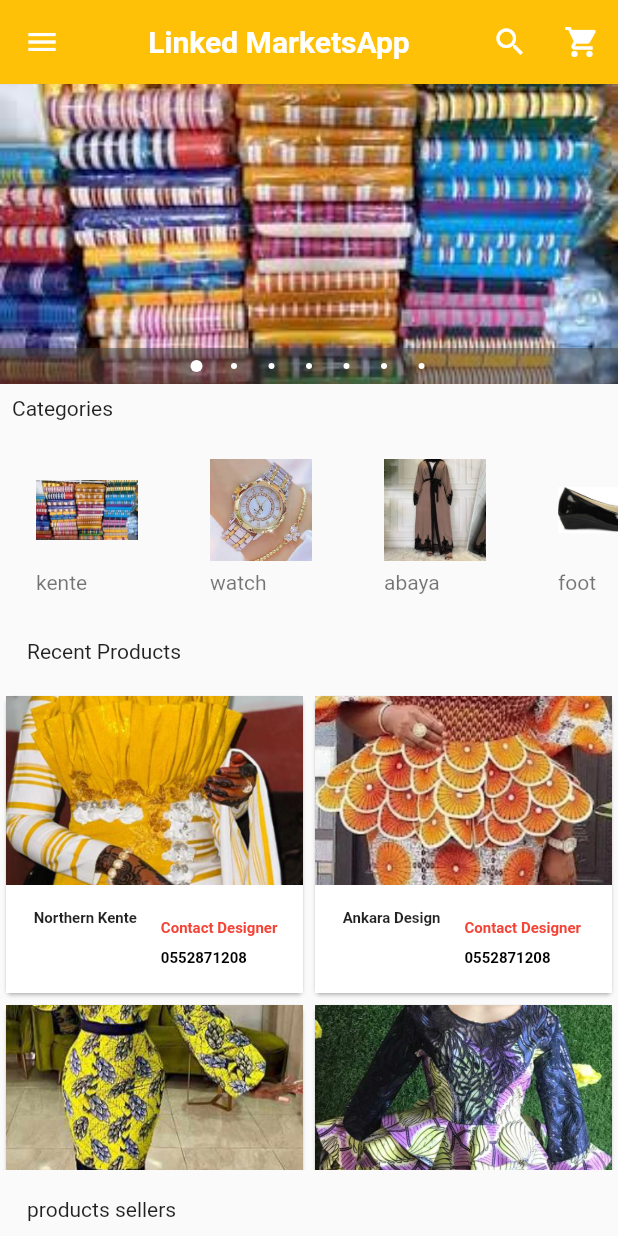
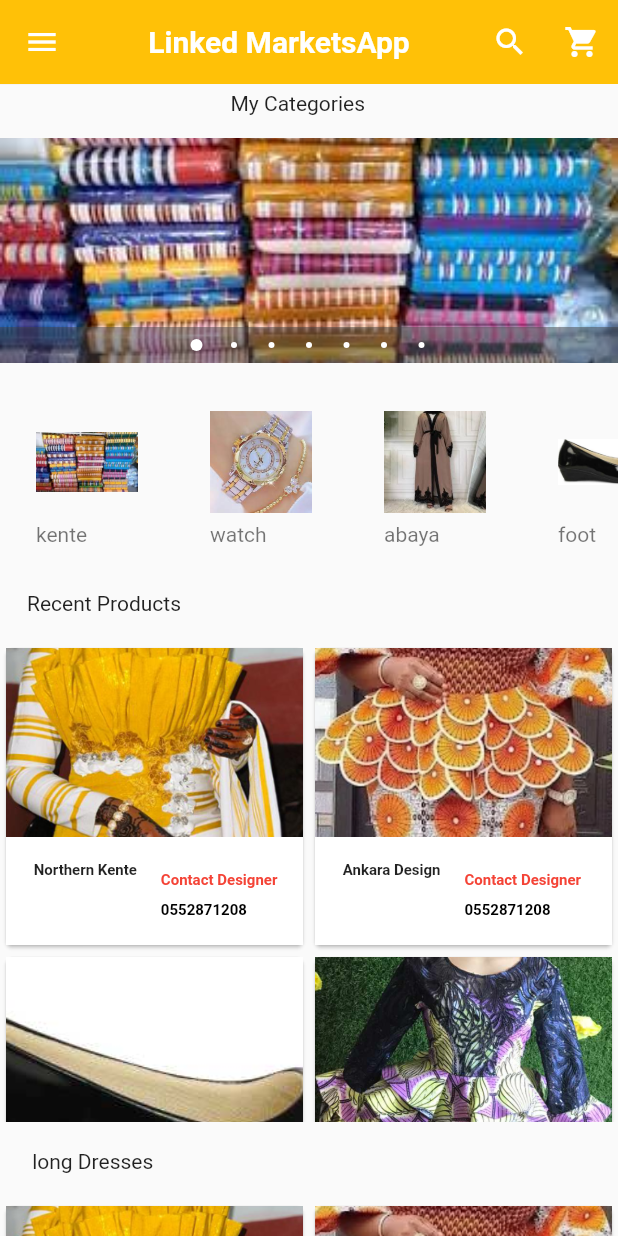
Before and after one commit to fauzyadam/Linked-Markets-App, a Flutter app: the screen it shows after launch, on a phone screen of 412 x 824 dp. Run offline on Flutter 3.47's test engine with Material 2 defaults, Android fonts, the phone set to English and light mode, and no system bars; drawn by our look-alikes of carousel_pro.

Commit message:
some changes made to the files were later deleted

```diff
--- a/lib/main.dart
+++ b/lib/main.dart
@@ -2,6 +2,11 @@ import 'package:flutter/material.dart';
 import 'package:linked_markets_app/view/home_page.dart';
 import 'package:carousel_pro/carousel_pro.dart';
 import 'package:linked_markets_app/materials/horizontal_listview.dart';
+import 'package:linked_markets_app/screens/cart.dart';
+import 'package:linked_markets_app/materials/cart_product.dart';
+
+
+
 void main() {
   runApp(const MyApp());
 }
--- a/lib/materials/products.dart
+++ b/lib/materials/products.dart
@@ -1,5 +1,6 @@
 import 'package:flutter/material.dart';
 import 'package:linked_markets_app/screens/product_details.dart';
+
 
  //creation of a class called products
 
@@ -24,8 +25,8 @@ class _ProductsState extends State<Products> {
        "price":  "120"
     },
     {
-      "name": " casual wear",
-      "picture": 'assets/images/hajj faith 6.png',
+      "name": " Shoe",
+      "picture": 'assets/images/foot 4.jpeg',
        "price":  "120"
     },
     {
@@ -51,7 +52,11 @@ class _ProductsState extends State<Products> {
       "picture": 'assets/images/hajj faith 2.png',
        "price":  "120"
     },
+
     ];
+
+
+
   @override
   Widget build(BuildContext context) {
     return GridView.builder(
@@ -64,7 +69,8 @@ class _ProductsState extends State<Products> {
       Product_picture: product_list[index]['picture'],
       Product_price:  product_list[index]['price'],
     );
-  });
+  }
+  );
   }
 }
 class Single_product extends StatelessWidget {
--- a/lib/view/home_page.dart
+++ b/lib/view/home_page.dart
@@ -2,6 +2,10 @@ import 'package:flutter/material.dart';
 import 'package:carousel_pro/carousel_pro.dart';
 import 'package:linked_markets_app/materials/horizontal_listview.dart';
 import 'package:linked_markets_app/materials/products.dart';
+import 'package:linked_markets_app/screens/Cart.dart';
+import 'package:linked_markets_app/screens/product_details.dart';
+
+
 
 
 
@@ -16,8 +20,28 @@ class _HomePageState extends State<HomePage> {
   @override
   Widget build(BuildContext context) {
     Widget image_carousel = Container(
+
       height: 200,
-      child: Carousel(
+      child: SingleChildScrollView(
+        child: Column(
+          children: [
+            Padding(
+              padding: const EdgeInsets.fromLTRB(5,5,20,5),
+              child: Text(
+              "My Categories"
+
+                ),
+
+            ),
+
+            SizedBox(
+              height: 10,
+            ),
+
+           Container(
+           height: 150,
+
+           child:  Carousel(
           boxFit: BoxFit.cover,
           images:const [
             AssetImage('assets/images/kente 1.jpg'),
@@ -34,6 +58,12 @@ class _HomePageState extends State<HomePage> {
           dotSize: 4.0,
           indicatorBgPadding: 8.0,
         ),
+           )
+
+          ],
+          ),
+      )
+
     );
     return Scaffold(
       appBar: AppBar(
@@ -58,7 +88,7 @@ class _HomePageState extends State<HomePage> {
             IconButton(onPressed: (){
 Navigator.of(context).push(
               MaterialPageRoute(
-                builder: (BuildContext context)=> const Card()));
+                builder: (BuildContext context)=> const Cart()));
 
             },
           icon: const Icon(
@@ -113,7 +143,7 @@ Navigator.of(context).push(
           onTap: (){
             Navigator.of(context).push(
               MaterialPageRoute(
-                builder: (BuildContext context)=> const Card()));
+                builder: (BuildContext context)=> const Cart()));
           },
           child: const ListTile(
             title: Text("Shopping Cart"),
@@ -153,25 +183,40 @@ Navigator.of(context).push(
         children: [
           // image_carousel begins here
          image_carousel ,
-         const Padding(padding: EdgeInsets.all(8.0),
-         child: Text("Categories"),
-),
+//          const Padding(padding: EdgeInsets.all(8.0),
+//          child: Text("Categories"),
+// ),
       // horizontal listView begins here
       horizontalList(),
-              const Padding(padding: EdgeInsets.all(18.0),
+
+              const Padding(
+                padding: EdgeInsets.all(18.0),
          child: Text("Recent Products"),
         ),
-     // grid view
+    //grid view
+
       Container(
         height: 320,
         child: Products(),
       ),
-const Padding(padding: EdgeInsets.all(18.0),
-         child: Text("products sellers"),
+     const Padding(
+                padding: EdgeInsets.all(18.0),
+         child: Text(" long Dresses "),
+        ),
+ Container(
+        height: 600,
+        child: Products(),
       ),
 
-        ],
-      ) ,
+
+
+      //   Container(
+      //   height: 320,
+      //   child: ReadyToWear(),
+      // ),
+
+
+        ])
         );
   }
 }
```
Also changed, not shown: lib/screens/product_details.dart (+18 -3 lines). Lines whose indentation alone changed are shown as unchanged.
